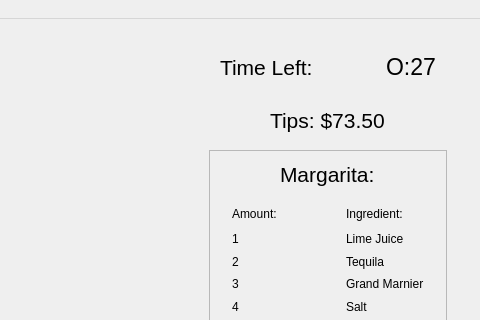
The window that mainwindow.ui (wintersca/bartender) describes before a commit, drawn with Qt 5; both pictures show x 904 to 1384 and y 0 to 320 of the 1384 by 778 pixel window.
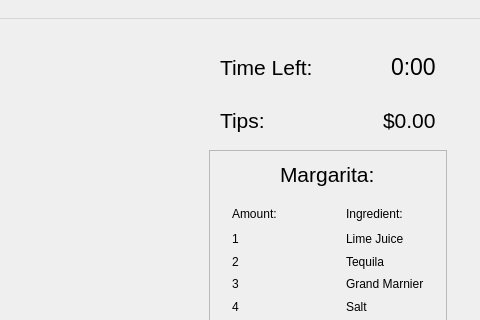
The same window after the commit.

Commit message: The tip total is displayed when it is sent from the controller.

The edit to the form file:
```diff
--- a/mainwindow.ui
+++ b/mainwindow.ui
@@ -128,7 +128,7 @@
              </font>
             </property>
             <property name="text">
-             <string>O:27</string>
+             <string>0:00</string>
             </property>
            </widget>
           </item>
@@ -156,7 +156,19 @@
           <enum>QFrame::Raised</enum>
          </property>
          <layout class="QHBoxLayout" name="horizontalLayout_3">
-          <item alignment="Qt::AlignHCenter">
+          <item alignment="Qt::AlignLeft">
+           <widget class="QLabel" name="label_2">
+            <property name="font">
+             <font>
+              <pointsize>16</pointsize>
+             </font>
+            </property>
+            <property name="text">
+             <string>Tips:</string>
+            </property>
+           </widget>
+          </item>
+          <item alignment="Qt::AlignRight">
            <widget class="QLabel" name="tipsAmount">
             <property name="font">
              <font>
@@ -164,7 +176,7 @@
              </font>
             </property>
             <property name="text">
-             <string>Tips: $73.50</string>
+             <string>$0.00</string>
             </property>
            </widget>
           </item>
```
The commit also changes 2 other files.
